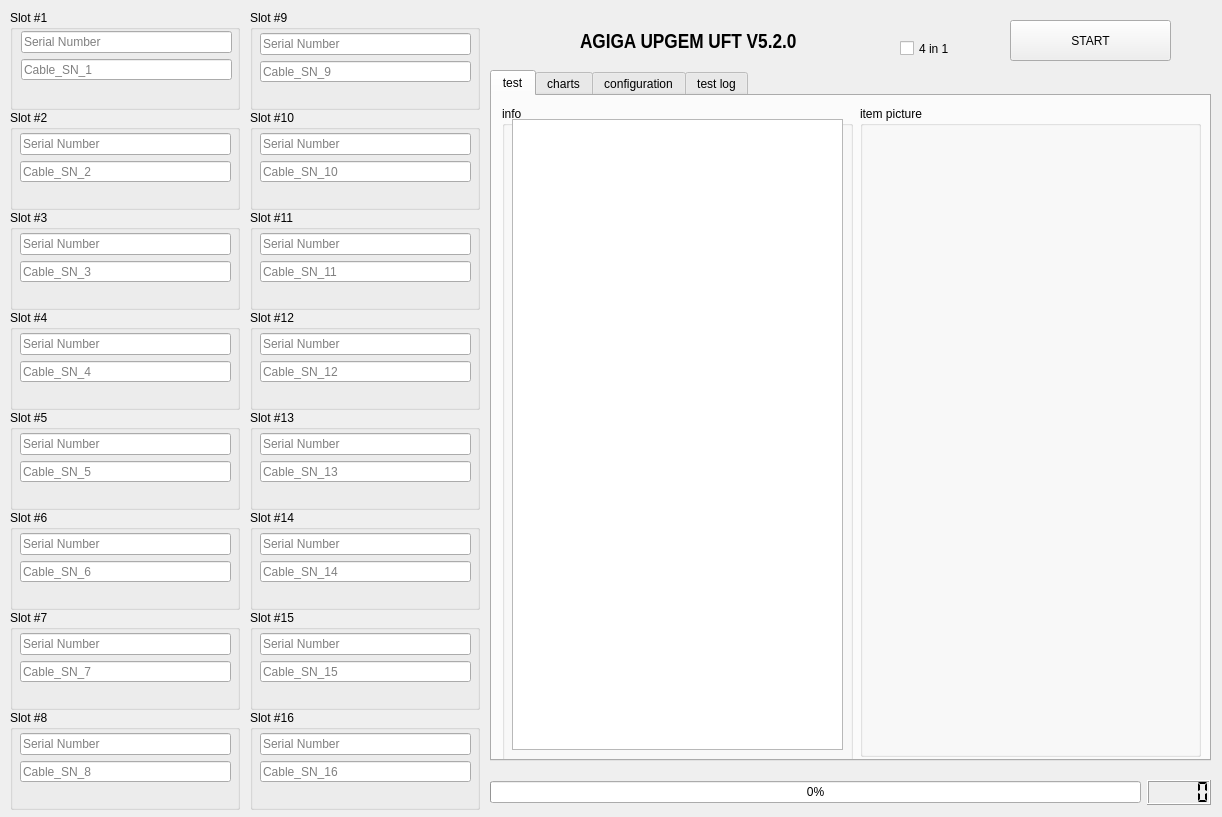
Old version of the form src/UFT_GUI/UFT_Ui.ui in the repository zhoupisen/Garnet.
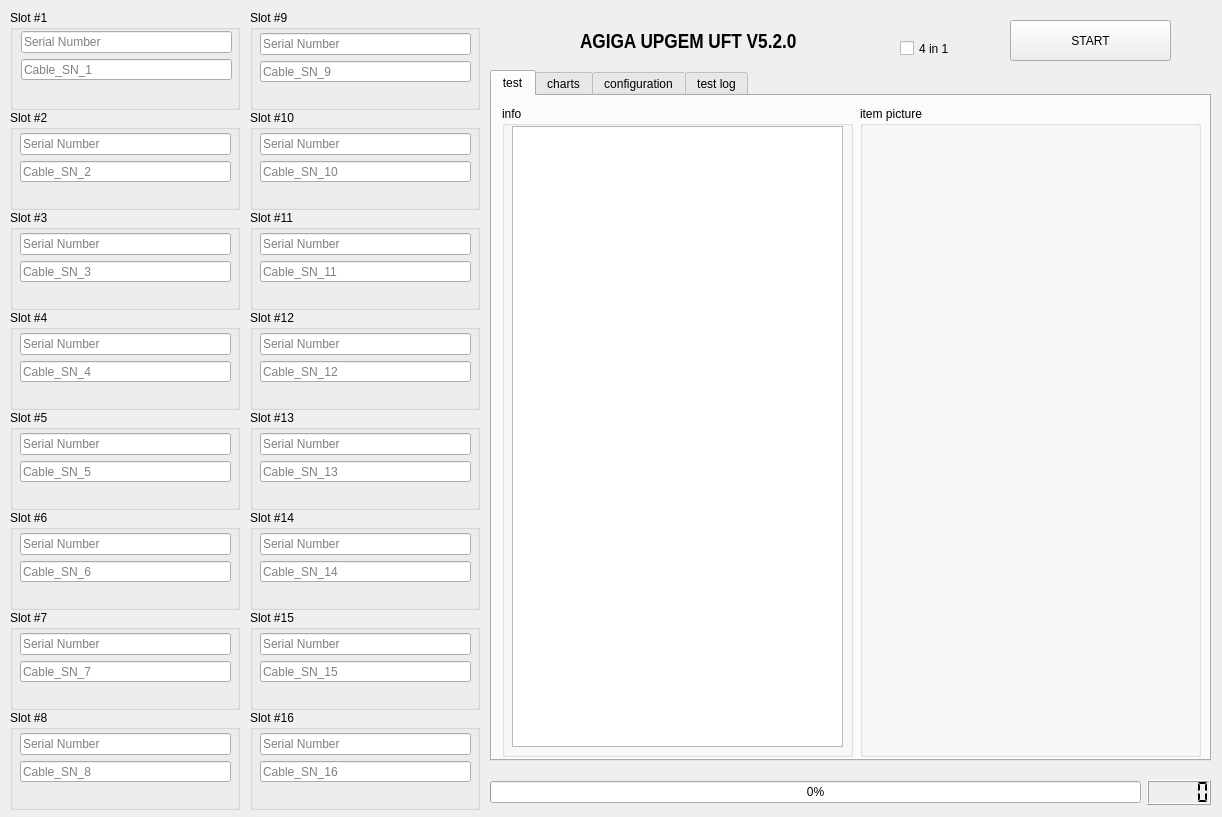
New version of the form. Custom widgets are drawn as their Qt base class.

Commit message: Fix the UI border issue.

Diff of the .ui file:
```diff
--- a/src/UFT_GUI/UFT_Ui.ui
+++ b/src/UFT_GUI/UFT_Ui.ui
@@ -53,7 +53,7 @@
      <property name="title">
       <string>item picture</string>
      </property>
-     <widget class="QWidget" name="">
+     <widget class="QWidget" name="layoutWidget">
       <property name="geometry">
        <rect>
         <x>10</x>
@@ -124,7 +124,7 @@
        <x>10</x>
        <y>10</y>
        <width>351</width>
-       <height>741</height>
+       <height>651</height>
       </rect>
      </property>
      <property name="sizePolicy">
@@ -140,9 +140,9 @@
       <property name="geometry">
        <rect>
         <x>10</x>
-        <y>13</y>
+        <y>20</y>
         <width>331</width>
-        <height>631</height>
+        <height>621</height>
        </rect>
       </property>
       <property name="sizePolicy">
```
Left out of the diff: 32 changed lines with no effect on the pictures. The commit also changes 1 other file.
